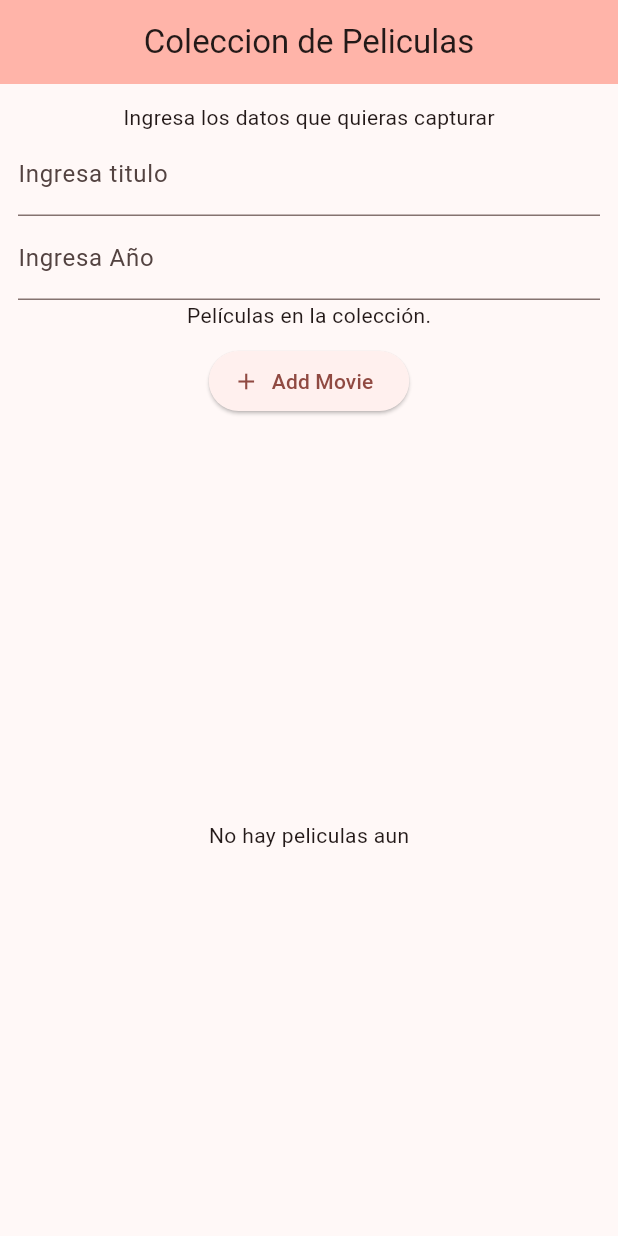
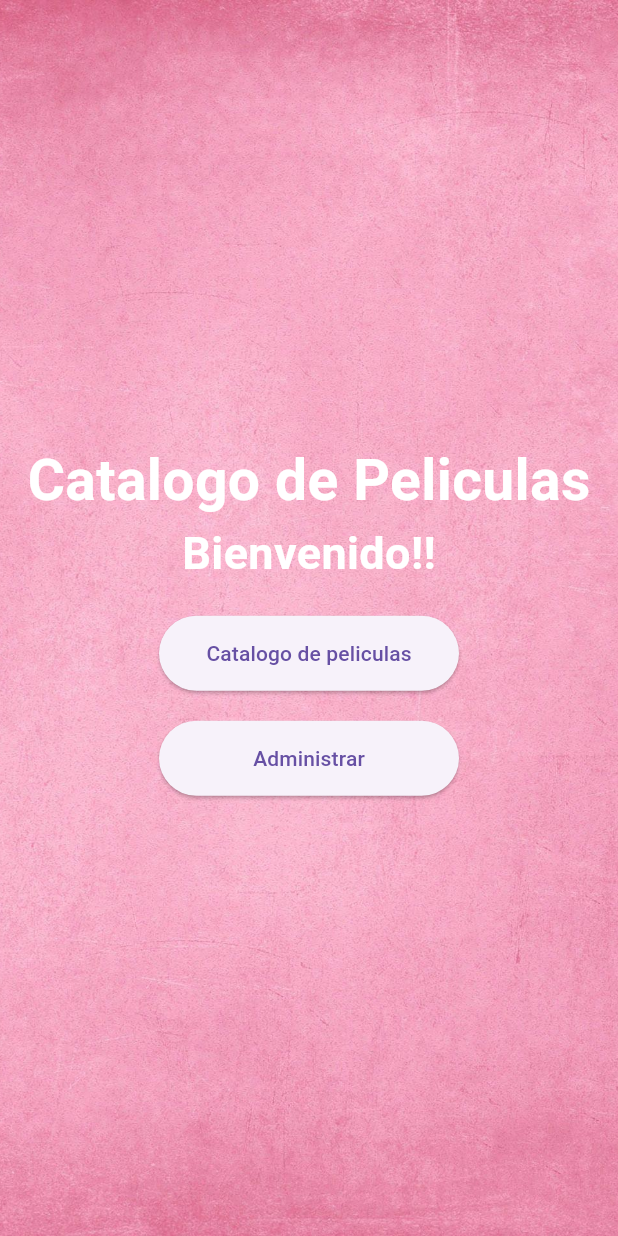
Before and after one commit to elizabethRamosUdg/LDSW_PI_CatalogoDePeliculas, a Flutter app: the screen it shows after launch, on a phone screen of 412 x 824 dp. Run offline on Flutter 3.47's test engine with Material 3 defaults, Android fonts, the light colour scheme and no system bars; our stand-ins replace cloud_firestore, firebase_core; accounts and stored records are empty.

Commit message:
Include home screen

```diff
--- a/lib/main.dart
+++ b/lib/main.dart
@@ -1,6 +1,7 @@
 import 'package:flutter/material.dart';
 import 'package:firebase_core/firebase_core.dart';
 import 'package:cloud_firestore/cloud_firestore.dart';
+import 'screens/home_screen.dart';
 
 void main() async {
   // Vamos a inizializar la configuracion, eso incluye los datos de coneccion con
@@ -10,143 +11,163 @@ void main() async {
   // la configuracion esta echa
   await Firebase.initializeApp();
   // Correr la app
-  runApp(const LDSWApp());
+  runApp(LDSWApp());
 }
 
 class LDSWApp extends StatelessWidget {
   const LDSWApp({super.key});
 
-  // This widget is the root of your application.
   @override
   Widget build(BuildContext context) {
     return MaterialApp(
-      title: 'Flutter Demo',
-      theme: ThemeData(
-        colorScheme: ColorScheme.fromSeed(seedColor: Colors.red),
-      ),
-      home: const MoviesHomePage(title: 'Coleccion de Peliculas'),
+      debugShowCheckedModeBanner: false,
+      title: 'Catálogo de Películas',
+      initialRoute: '/',
+      routes: {
+        '/':
+            (_) => HomeScreen(
+              titulo: 'Catalogo de Peliculas',
+              textoBienvenida: 'Bienvenido!!',
+            ),
+      },
     );
   }
 }
 
-// Usamos un stateful widget para poder cambiar el estado de cada objeto de \
-// pelicula
-class MoviesHomePage extends StatefulWidget {
-  const MoviesHomePage({super.key, required this.title});
-  final String title;
-
-  @override
-  State<MoviesHomePage> createState() => _MoviesHomePageState();
-}
-
-class _MoviesHomePageState extends State<MoviesHomePage> {
-  // Input de texto para nuevos capturar datos
-  final TextEditingController _titleController = TextEditingController();
-  final TextEditingController _yearController = TextEditingController();
-
-  // Poder leer y crear nuevos documentos a nuestra coleccion en firebase
-  final CollectionReference _movies = FirebaseFirestore.instance.collection(
-    'movies',
-  );
-
-  // Leer peliculas que existen
-  Stream<QuerySnapshot> getMoviesStream() {
-    return _movies.snapshots();
-  }
-
-  // Agrega nueva pelicula
-  void _addMovie() {
-    final title = _titleController.text.trim();
-    final year = _yearController.text.trim();
-
-    // Si no estan vacios, los agregamos
-    if (title.isNotEmpty && year.isNotEmpty) {
-      _movies.add({'title': title, 'year': year});
-      _titleController.clear();
-      _yearController.clear();
-    }
-  }
-
-  @override
-  Widget build(BuildContext context) {
-    return Scaffold(
-      appBar: AppBar(
-        backgroundColor: Theme.of(context).colorScheme.inversePrimary,
-        title: Text(widget.title),
-        centerTitle: true,
-      ),
-      body: Center(
-        child: Column(
-          children: [
-            // Texto en el top
-            Padding(
-              padding: EdgeInsets.all(12), // Espaciado uniforme
-              child: Column(
-                children: [
-                  Text('Ingresa los datos que quieras capturar'),
-                  TextField(
-                    controller: _titleController,
-                    decoration: InputDecoration(labelText: 'Ingresa titulo'),
-                  ),
-                  TextField(
-                    controller: _yearController,
-                    keyboardType: TextInputType.number,
-                    decoration: InputDecoration(labelText: 'Ingresa Año'),
-                  ),
-                  Text('Películas en la colección.'),
-                  SizedBox(height: 10),
-                  ElevatedButton.icon(
-                    icon: Icon(Icons.add),
-                    label: Text('Add Movie'),
-                    onPressed: _addMovie,
-                  ),
-                ],
-              ),
-            ),
-            // Cargar peliculas en la coleccion
-            Expanded(
-              child: StreamBuilder<QuerySnapshot>(
-                stream: getMoviesStream(), // Obtenemos nuestras peliculas
-                builder: (context, snapshot) {
-                  // En caso de que no se hayan cargado todavia los datos
-                  if (snapshot.connectionState == ConnectionState.waiting) {
-                    return Center(child: CircularProgressIndicator());
-                  }
-
-                  // En caso de estear vacio
-                  if (!snapshot.hasData || snapshot.data!.docs.isEmpty) {
-                    return Center(child: Text('No hay peliculas aun'));
-                  }
-
-                  // Obtenemos la lista de documentos desde el snapshot
-                  List<QueryDocumentSnapshot> movieDocuments =
-                      snapshot.data!.docs;
-
-                  return ListView.builder(
-                    // Total de items
-                    itemCount: movieDocuments.length,
-                    // Creamos cada item
-                    itemBuilder: (context, index) {
-                      // Leemos el documento actual
-                      final document = movieDocuments[index];
-                      // Vamos a mapear los datos
-                      final data = document.data() as Map<String, dynamic>;
-                      // Cargamos los datos y los renderisamos usando ListTitle
-                      final title = data['title'] ?? '-';
-                      final year = data['year'] ?? '-';
-                      return ListTile(
-                        leading: Text(index.toString()),
-                        title: Text(title),
-                        subtitle: Text(year.toString()),
-                      );
-                    },
-                  );
-                },
-              ),
-            ),
-          ],
-        ),
-      ),
-    );
-  }
-}
+//class LDSWApp extends StatelessWidget {
+//  const LDSWApp({super.key});
+//
+//  // This widget is the root of your application.
+//  @override
+//  Widget build(BuildContext context) {
+//    return MaterialApp(
+//      title: 'Flutter Demo',
+//      theme: ThemeData(
+//        colorScheme: ColorScheme.fromSeed(seedColor: Colors.red),
+//      ),
+//      home: const MoviesHomePage(title: 'Coleccion de Peliculas'),
+//    );
+//  }
+//}
+//
+//// Usamos un stateful widget para poder cambiar el estado de cada objeto de \
+//// pelicula
+//class MoviesHomePage extends StatefulWidget {
+//  const MoviesHomePage({super.key, required this.title});
+//  final String title;
+//
+//  @override
+//  State<MoviesHomePage> createState() => _MoviesHomePageState();
+//}
+//
+//class _MoviesHomePageState extends State<MoviesHomePage> {
+//  // Input de texto para nuevos capturar datos
+//  final TextEditingController _titleController = TextEditingController();
+//  final TextEditingController _yearController = TextEditingController();
+//
+//  // Poder leer y crear nuevos documentos a nuestra coleccion en firebase
+//  final CollectionReference _movies = FirebaseFirestore.instance.collection(
+//    'movies',
+//  );
+//
+//  // Leer peliculas que existen
+//  Stream<QuerySnapshot> getMoviesStream() {
+//    return _movies.snapshots();
+//  }
+//
+//  // Agrega nueva pelicula
+//  void _addMovie() {
+//    final title = _titleController.text.trim();
+//    final year = _yearController.text.trim();
+//
+//    // Si no estan vacios, los agregamos
+//    if (title.isNotEmpty && year.isNotEmpty) {
+//      _movies.add({'title': title, 'year': year});
+//      _titleController.clear();
+//      _yearController.clear();
+//    }
+//  }
+//
+//  @override
+//  Widget build(BuildContext context) {
+//    return Scaffold(
+//      appBar: AppBar(
+//        backgroundColor: Theme.of(context).colorScheme.inversePrimary,
+//        title: Text(widget.title),
+//        centerTitle: true,
+//      ),
+//      body: Center(
+//        child: Column(
+//          children: [
+//            // Texto en el top
+//            Padding(
+//              padding: EdgeInsets.all(12), // Espaciado uniforme
+//              child: Column(
+//                children: [
+//                  Text('Ingresa los datos que quieras capturar'),
+//                  TextField(
+//                    controller: _titleController,
+//                    decoration: InputDecoration(labelText: 'Ingresa titulo'),
+//                  ),
+//                  TextField(
+//                    controller: _yearController,
+//                    keyboardType: TextInputType.number,
+//                    decoration: InputDecoration(labelText: 'Ingresa Año'),
+//                  ),
+//                  Text('Películas en la colección.'),
+//                  SizedBox(height: 10),
+//                  ElevatedButton.icon(
+//                    icon: Icon(Icons.add),
+//                    label: Text('Add Movie'),
+//                    onPressed: _addMovie,
+//                  ),
+//                ],
+//              ),
+//            ),
+//            // Cargar peliculas en la coleccion
+//            Expanded(
+//              child: StreamBuilder<QuerySnapshot>(
+//                stream: getMoviesStream(), // Obtenemos nuestras peliculas
+//                builder: (context, snapshot) {
+//                  // En caso de que no se hayan cargado todavia los datos
+//                  if (snapshot.connectionState == ConnectionState.waiting) {
+//                    return Center(child: CircularProgressIndicator());
+//                  }
+//
+//                  // En caso de estear vacio
+//                  if (!snapshot.hasData || snapshot.data!.docs.isEmpty) {
+//                    return Center(child: Text('No hay peliculas aun'));
+//                  }
+//
+//                  // Obtenemos la lista de documentos desde el snapshot
+//                  List<QueryDocumentSnapshot> movieDocuments =
+//                      snapshot.data!.docs;
+//
+//                  return ListView.builder(
+//                    // Total de items
+//                    itemCount: movieDocuments.length,
+//                    // Creamos cada item
+//                    itemBuilder: (context, index) {
+//                      // Leemos el documento actual
+//                      final document = movieDocuments[index];
+//                      // Vamos a mapear los datos
+//                      final data = document.data() as Map<String, dynamic>;
+//                      // Cargamos los datos y los renderisamos usando ListTitle
+//                      final title = data['title'] ?? '-';
+//                      final year = data['year'] ?? '-';
+//                      return ListTile(
+//                        leading: Text(index.toString()),
+//                        title: Text(title),
+//                        subtitle: Text(year.toString()),
+//                      );
+//                    },
+//                  );
+//                },
+//              ),
+//            ),
+//          ],
+//        ),
+//      ),
+//    );
+//  }
+//}
--- /dev/null
+++ b/lib/screens/home_screen.dart
@@ -0,0 +1,77 @@
+import 'package:flutter/material.dart';
+
+class HomeScreen extends StatefulWidget {
+  // Constructor
+  const HomeScreen({
+    super.key,
+    required this.textoBienvenida,
+    required this.titulo,
+  });
+  // Variables
+  final String textoBienvenida;
+  final String titulo;
+
+  @override
+  State<HomeScreen> createState() => _HomeScreenState();
+}
+
+class _HomeScreenState extends State<HomeScreen> {
+  @override
+  Widget build(BuildContext context) {
+    return Scaffold(
+      body: Container(
+        decoration: BoxDecoration(
+          image: DecorationImage(
+            image: AssetImage('assets/wp.jpg'), // Ruta de la imagen
+            fit: BoxFit.cover, // Ajustar imagen para cubrir toda la pantalla
+          ),
+        ),
+        child: Center(
+          child: Column(
+            mainAxisAlignment: MainAxisAlignment.center, // Centrar los text
+            children: [
+              Text(
+                widget.titulo,
+                style: TextStyle(
+                  color: Colors.white,
+                  fontSize: 38, // Tamaño
+                  fontWeight: FontWeight.bold, // Para hacerlo más grueso
+                ),
+              ),
+              Text(
+                widget.textoBienvenida,
+                style: TextStyle(
+                  color: Colors.white,
+                  fontSize: 30, // Tamaño
+                  fontWeight: FontWeight.bold, // Para hacerlo más grueso
+                ),
+              ),
+              Column(
+                mainAxisAlignment: MainAxisAlignment.center,
+                children: [
+                  SizedBox(height: 20),
+                  ElevatedButton(
+                    style: ElevatedButton.styleFrom(
+                      minimumSize: Size(200, 50), // width and height
+                    ),
+                    child: Text('Catalogo de peliculas'),
+                    onPressed: () => Navigator.pushNamed(context, '/catalogo'),
+                  ),
+                  SizedBox(height: 20),
+                  ElevatedButton(
+                    style: ElevatedButton.styleFrom(
+                      minimumSize: Size(200, 50), // width and height
+                    ),
+                    child: Text('Administrar'),
+                    onPressed:
+                        () => Navigator.pushNamed(context, '/administracion'),
+                  ),
+                ],
+              ),
+            ],
+          ),
+        ),
+      ),
+    );
+  }
+}
--- a/pubspec.yaml
+++ b/pubspec.yaml
@@ -60,7 +60,8 @@ flutter:
   uses-material-design: true
 
   # To add assets to your application, add an assets section, like this:
-  # assets:
+  assets:
+  - assets/wp.jpg
   #   - images/a_dot_burr.jpeg
   #   - images/a_dot_ham.jpeg
 
```
Also changed, not shown: assets/wp.jpg (added).
